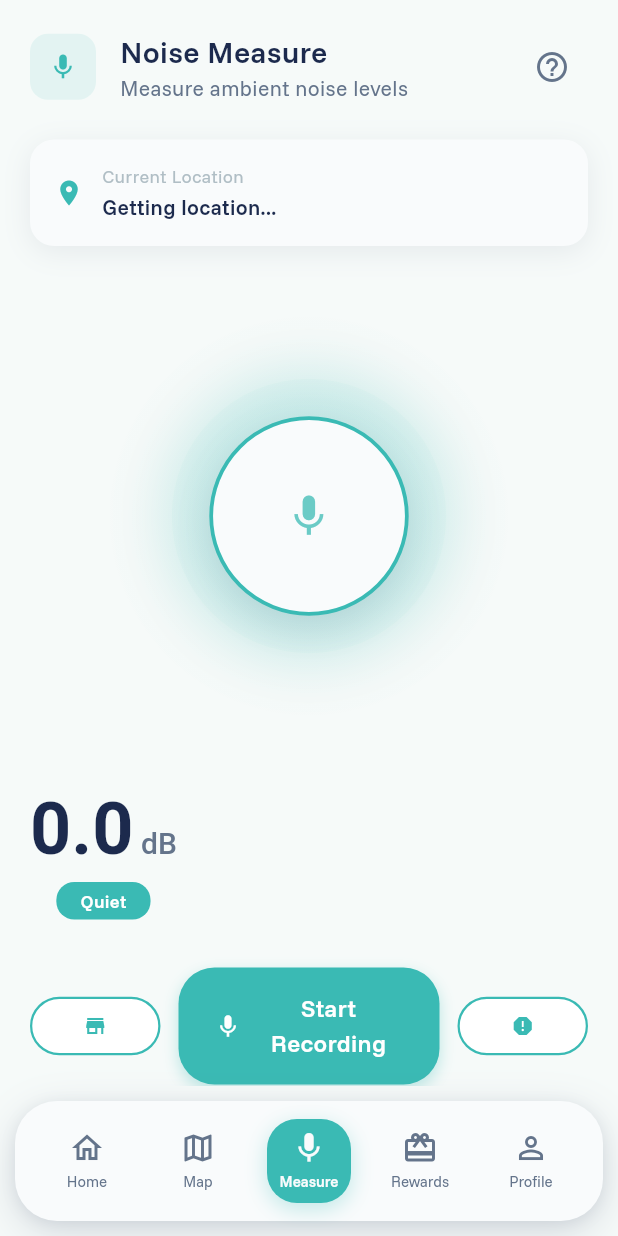
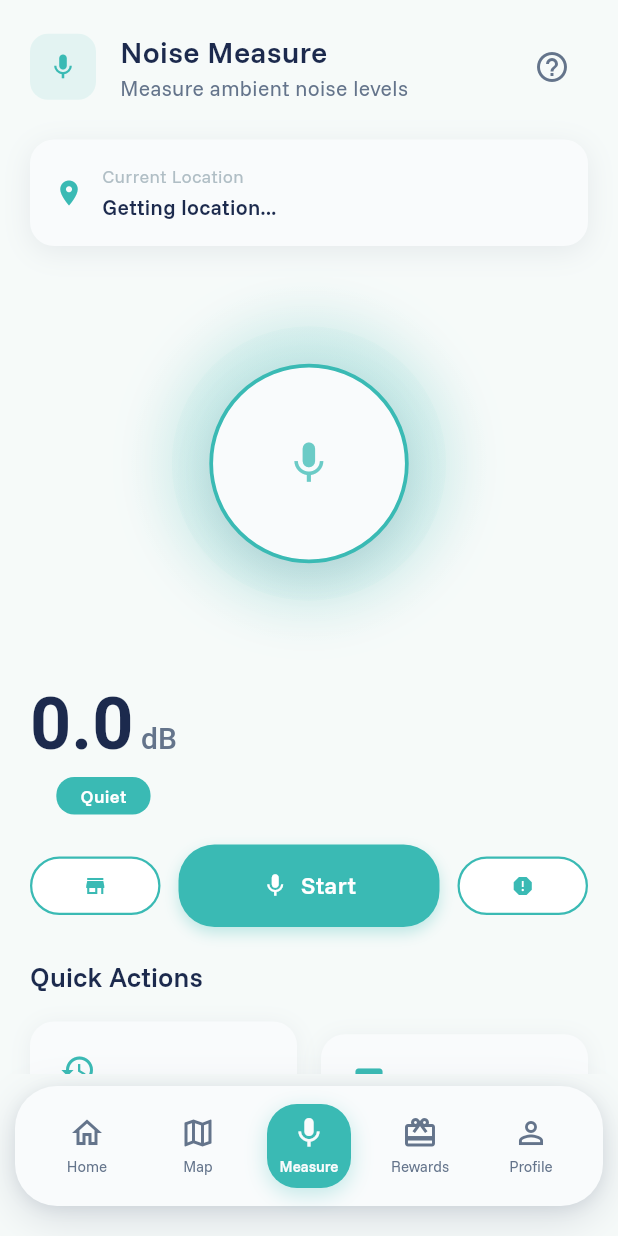
Before and after one commit to HushSense/hush-sense-mobile-app, a Flutter app: the screen it shows after launch, after a tap on "Next", after a tap on "Previous", after a tap on "Skip", on a phone screen of 412 x 824 dp. Run offline on Flutter 3.47's test engine with Material 3 defaults, Android fonts, the phone set to English and light mode, and no system bars; our stand-ins replace firebase_auth, firebase_core, flutter_animate, flutter_riverpod, google_maps_flutter, hive and 1 more; accounts and stored records are empty.

Commit message:
Remove unused image assets and update layout and styles across multiple screens for improved consistency and user experience. Added API key to AndroidManifest.xml, adjusted spacing in CaptureScreen, and modified background colors in MapScreen and MainNavigationScreen. Updated onboarding animations and profile location details.

```diff
--- a/lib/presentation/screens/capture_screen.dart
+++ b/lib/presentation/screens/capture_screen.dart
@@ -78,22 +78,22 @@ class _MeasureScreenState extends ConsumerState<MeasureScreen>
                 // Location Card
                 _buildLocationCard(locationState),
 
-                const SizedBox(height: 40),
+                const SizedBox(height: 20),
 
                 // Main Measurement Circle with Dynamic Visualization
                 _buildMeasurementCircle(measurementState),
 
-                const SizedBox(height: 40),
+                const SizedBox(height: 20),
 
                 // Decibel Display
                 _buildDecibelDisplay(measurementState),
 
-                const SizedBox(height: 32),
+                const SizedBox(height: 20),
 
                 // Control Buttons
                 _buildControlButtons(measurementState),
 
-                const SizedBox(height: 32),
+                const SizedBox(height: 20),
 
                 // Quick Actions
                 _buildQuickActions(),
@@ -223,8 +223,8 @@ class _MeasureScreenState extends ConsumerState<MeasureScreen>
   Widget _buildMeasurementCircle(MeasurementState measurementState) {
     return Center(
       child: Container(
-        width: 280,
-        height: 280,
+        width: 250,
+        height: 250,
         child: Stack(
           alignment: Alignment.center,
           children: [
@@ -446,7 +446,7 @@ class _MeasureScreenState extends ConsumerState<MeasureScreen>
         Expanded(
           flex: 2,
           child: PremiumButton(
-            text: measurementState.isMeasuring ? 'Stop Recording' : 'Start Recording',
+            text: measurementState.isMeasuring ? 'Stop' : 'Start',
             icon: measurementState.isMeasuring ? Icons.stop : Icons.mic,
             onPressed: () {
               HushHaptics.mediumTap();
--- a/lib/presentation/screens/main_navigation_screen.dart
+++ b/lib/presentation/screens/main_navigation_screen.dart
@@ -56,11 +56,15 @@ class _MainNavigationScreenState extends ConsumerState<MainNavigationScreen>
   @override
   Widget build(BuildContext context) {
     return Scaffold(
+      backgroundColor: AppConstants.backgroundColor,
       body: IndexedStack(index: _currentIndex, children: _screens),
-      bottomNavigationBar: _FloatingNavBar(
-        currentIndex: _currentIndex,
-        indicatorAnimation: _indicatorAnimation,
-        onTap: _setIndex,
+      bottomNavigationBar: SafeArea(
+        minimum: const EdgeInsets.only(bottom: 12),
+        child: _FloatingNavBar(
+          currentIndex: _currentIndex,
+          indicatorAnimation: _indicatorAnimation,
+          onTap: _setIndex,
+        ),
       ),
     );
   }
@@ -100,7 +104,7 @@ class _FloatingNavBar extends StatelessWidget {
   @override
   Widget build(BuildContext context) {
     return Container(
-      margin: const EdgeInsets.all(10),
+      margin: const EdgeInsets.symmetric(horizontal: 10, vertical: 8),
       child: Container(
         height: 80,
         decoration: BoxDecoration(
--- a/lib/presentation/screens/map_screen.dart
+++ b/lib/presentation/screens/map_screen.dart
@@ -90,11 +90,14 @@ class _MapScreenState extends ConsumerState<MapScreen>
   @override
   Widget build(BuildContext context) {
     return Scaffold(
-      backgroundColor: Colors.white,
+      backgroundColor: AppConstants.backgroundColor,
       body: Stack(
         children: [
           // Google Map
-          GoogleMap(
+          SizedBox(
+            height: MediaQuery.of(context).size.height,
+            width: MediaQuery.of(context).size.width,
+            child: GoogleMap(
               initialCameraPosition: _initialPosition,
               onMapCreated: (GoogleMapController controller) {
                 _mapController = controller;
@@ -113,6 +116,7 @@ class _MapScreenState extends ConsumerState<MapScreen>
                   "stylers": [{"visibility": "off"}]
                 }
               ]''',
+            ),
           ),
 
           // Top UI Controls
--- a/lib/presentation/screens/onboarding_screen.dart
+++ b/lib/presentation/screens/onboarding_screen.dart
@@ -83,7 +83,7 @@ class _OnboardingScreenState extends State<OnboardingScreen>
       });
       _pageController.nextPage(
         duration: const Duration(milliseconds: 400),
-        curve: Curves.easeInOutCubic,
+        curve: AppConstants.easeInOutCubic,
       );
     } else {
       _completeOnboarding();
@@ -97,7 +97,7 @@ class _OnboardingScreenState extends State<OnboardingScreen>
       });
       _pageController.previousPage(
         duration: const Duration(milliseconds: 400),
-        curve: Curves.easeInOutCubic,
+        curve: AppConstants.easeInOutCubic,
       );
     }
   }
@@ -146,6 +146,7 @@ class _OnboardingScreenState extends State<OnboardingScreen>
                     'Skip',
                     style: theme.textTheme.labelLarge?.copyWith(
                       fontWeight: FontWeight.w600,
+                      color: AppConstants.textPrimary,
                     ),
                   ),
                 ),
@@ -206,7 +207,7 @@ class _OnboardingScreenState extends State<OnboardingScreen>
                           foregroundColor: AppConstants.primaryColor,
                           side: const BorderSide(color: AppConstants.primaryColor),
                           padding: const EdgeInsets.symmetric(
-                              vertical: AppConstants.paddingL),
+                              vertical: AppConstants.paddingM),
                           shape: RoundedRectangleBorder(
                             borderRadius:
                                 BorderRadius.circular(AppConstants.radiusXL),
@@ -216,6 +217,7 @@ class _OnboardingScreenState extends State<OnboardingScreen>
                           'Previous',
                           style: theme.textTheme.labelLarge?.copyWith(
                             fontWeight: FontWeight.w600,
+                            color: AppConstants.textPrimary,
                           ),
                         ),
                       ),
@@ -263,8 +265,10 @@ class _OnboardingPageWidget extends StatelessWidget {
   Widget build(BuildContext context) {
     return Padding(
       padding: const EdgeInsets.all(AppConstants.paddingXL),
-      child: Column(
-        mainAxisAlignment: MainAxisAlignment.center,
+      child: Center(
+        child: SingleChildScrollView(
+          child: Column(
+            mainAxisAlignment: MainAxisAlignment.center,
         children: [
           // Icon with gradient background
           Container(
@@ -297,7 +301,7 @@ class _OnboardingPageWidget extends StatelessWidget {
               .animate(target: isActive ? 1 : 0)
               .scale(
                 duration: const Duration(milliseconds: 400),
-                curve: Curves.elasticOut,
+                curve: AppConstants.gentleSpring,
               )
               .then()
               .shimmer(duration: const Duration(seconds: 2)),
@@ -382,8 +386,10 @@ class _OnboardingPageWidget extends StatelessWidget {
               .fadeIn(delay: const Duration(milliseconds: 600))
               .slideY(begin: 0.3, duration: const Duration(milliseconds: 400)),
         ],
-      ),
-    );
+            ),
+          ),
+        ),
+      );
   }
 }
 
--- a/lib/presentation/screens/profile/edit_profile_screen.dart
+++ b/lib/presentation/screens/profile/edit_profile_screen.dart
@@ -20,7 +20,7 @@ class _EditProfileScreenState extends ConsumerState<EditProfileScreen>
   final _nameController = TextEditingController(text: 'Sound Scout');
   final _usernameController = TextEditingController(text: 'soundscout_2024');
   final _emailController = TextEditingController(text: 'scout@hushsense.com');
-  final _locationController = TextEditingController(text: 'San Francisco, CA');
+  final _locationController = TextEditingController(text: 'Accra, Ghana');
   final _bioController = TextEditingController(text: 'Passionate about mapping urban soundscapes and creating quieter cities.');
 
   @override
@@ -522,7 +522,7 @@ class _EditProfileScreenState extends ConsumerState<EditProfileScreen>
             Expanded(
               child: ListView(
                 children: [
-                  _buildLocationOption('San Francisco, CA', true),
+                  _buildLocationOption('Accra, Ghana', true),
                   _buildLocationOption('New York, NY', false),
                   _buildLocationOption('Los Angeles, CA', false),
                   _buildLocationOption('Chicago, IL', false),
--- a/lib/presentation/screens/profile_screen.dart
+++ b/lib/presentation/screens/profile_screen.dart
@@ -260,7 +260,7 @@ class _ProfileScreenState extends ConsumerState<ProfileScreen>
               ),
               const SizedBox(width: 4),
               Text(
-                'San Francisco, CA',
+                'Accra, Ghana',
                 style: TextStyle(
                   fontSize: 14,
                   color: AppConstants.textSecondary,
```
Also changed, not shown: flutter_01.png (deleted), flutter_02.png (deleted), flutter_06.png (added). Lines whose indentation alone changed are shown as unchanged.
